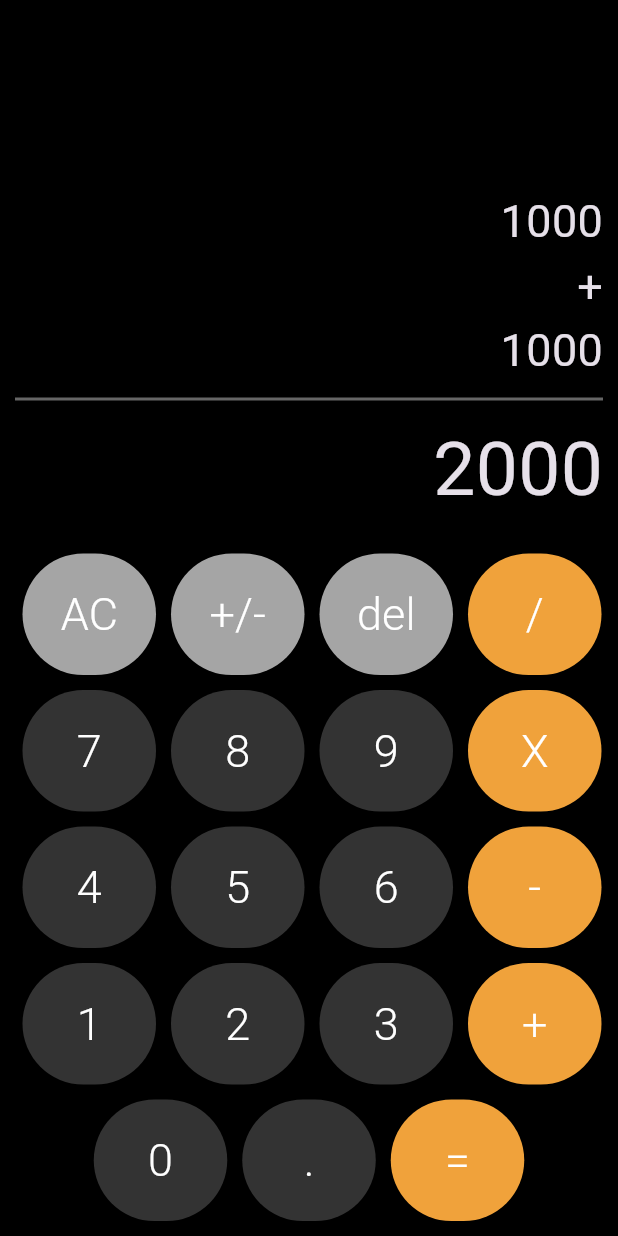
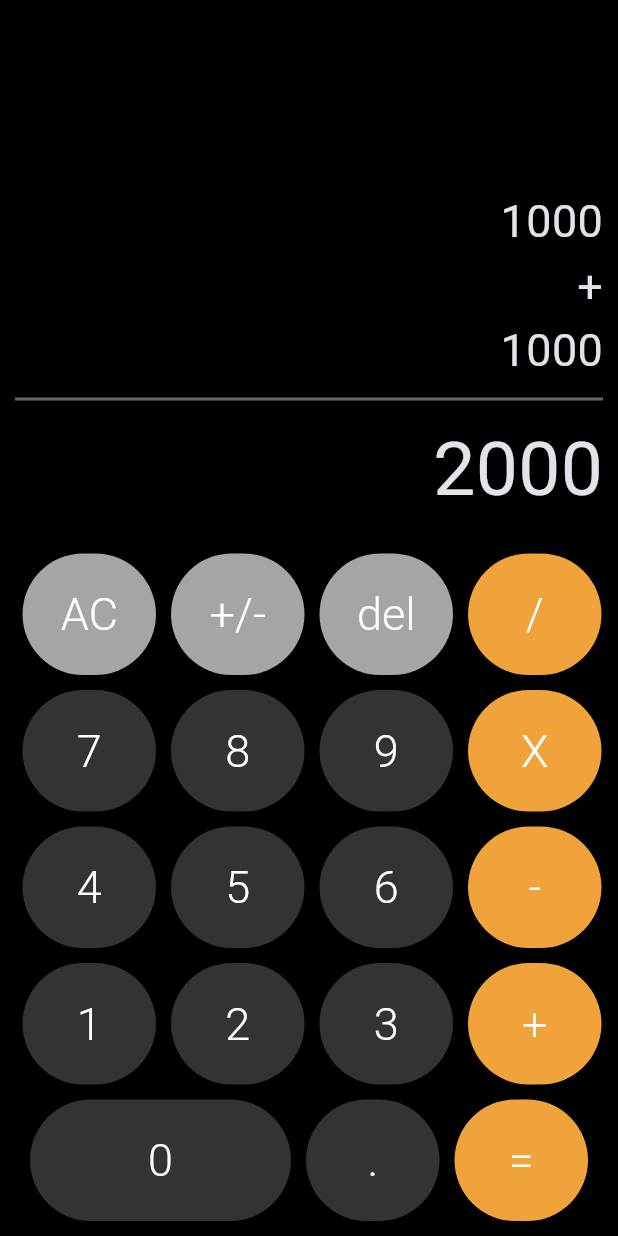
Before and after one commit to Flutter-Course-Sergio/calculatorApp, a Flutter app: the screen it shows after launch, on a phone screen of 412 x 824 dp. Run offline on Flutter 3.47's test engine with Material 3 defaults, Android fonts, the phone set to English and light mode, and no system bars.

Commit message:
style: apply big config on calculator button

```diff
--- a/lib/screens/calculator_screen.dart
+++ b/lib/screens/calculator_screen.dart
@@ -79,7 +79,8 @@ class CalculatorScreen extends StatelessWidget {
             Row(
               mainAxisAlignment: MainAxisAlignment.center,
               children: [
-                CalculatorButton(text: '0', onPressed: () => print('0')),
+                CalculatorButton(
+                    text: '0', big: true, onPressed: () => print('0')),
                 CalculatorButton(text: '.', onPressed: () => print('.')),
                 CalculatorButton(
                     text: '=',
```
